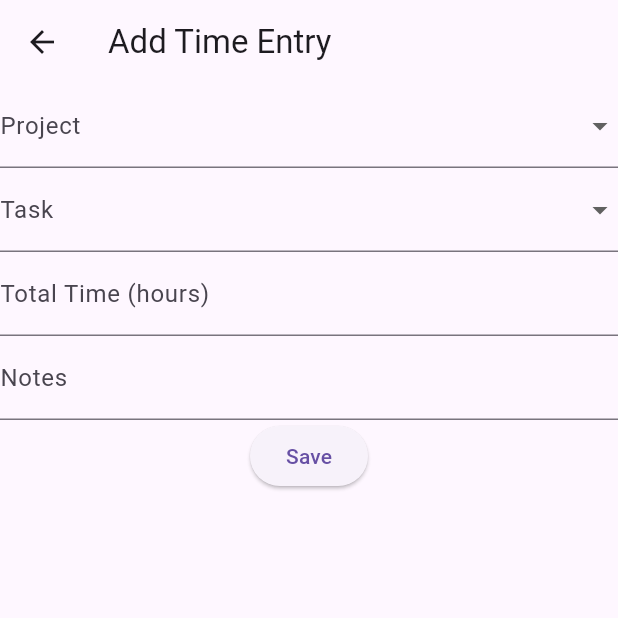
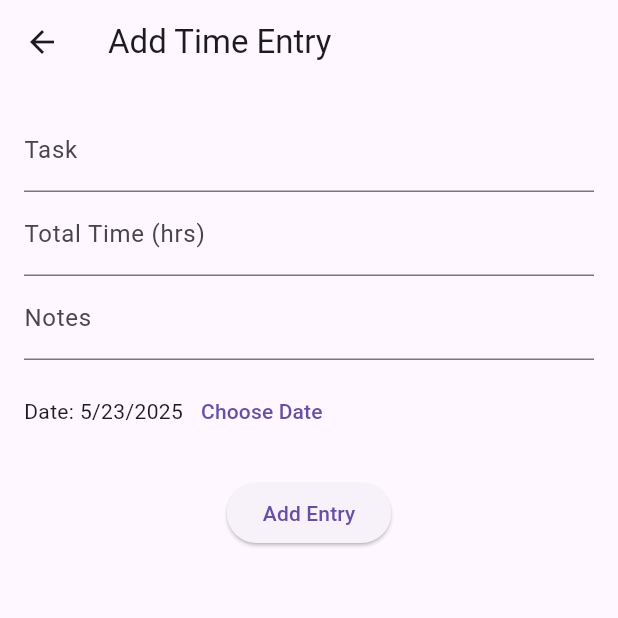
Before and after one commit to Acovid/time_tracker, a Flutter app: the AddTimeEntryScreen screen opened by its route, on a phone screen of 412 x 824 dp, the top half of it. Run offline on Flutter 3.47's test engine with Material 3 defaults, Android fonts, the phone set to English and light mode, and no system bars; our stand-ins replace localstorage.

```diff
--- a/lib/main.dart
+++ b/lib/main.dart
@@ -1,3 +1,4 @@
+import 'screens/home_screen.dart';
 import 'package:flutter/material.dart';
 import 'package:localstorage/localstorage.dart';
 import 'package:provider/provider.dart';
@@ -23,7 +24,7 @@ class MyApp extends StatelessWidget {
   Widget build(BuildContext context) {
     return MultiProvider(
       providers: [
-        ChangeNotifierProvider(create: (_) => TimeEntryProvider(localStorage)),
+        ChangeNotifierProvider(create: (_) => TimeEntryProvider()),
       ],
       child: MaterialApp(
         title: 'Time Tracker',
--- a/lib/models/time_entry.dart
+++ b/lib/models/time_entry.dart
@@ -1,15 +1,15 @@
 class TimeEntry {
   final String id;
-  final String projectId;
-  final String taskId;
+  final String project;
+  final String task;
   final double totalTime;
   final DateTime date;
   final String notes;
 
   TimeEntry({
     required this.id,
-    required this.projectId,
-    required this.taskId,
+    required this.project,
+    required this.task,
     required this.totalTime,
     required this.date,
     required this.notes,
--- a/lib/providers/project_task_provider.dart
+++ b/lib/providers/project_task_provider.dart
@@ -1,3 +1,6 @@
+import 'package:flutter/foundation.dart';
+import '../models/time_entry.dart';
+
 class TimeEntryProvider with ChangeNotifier {
   List<TimeEntry> _entries = [];
 
--- a/lib/screens/add_time_entry_screen.dart
+++ b/lib/screens/add_time_entry_screen.dart
@@ -1,7 +1,8 @@
 import 'package:flutter/material.dart';
 import 'package:provider/provider.dart';
-import 'models/time_entry.dart';
-import 'providers/project_task_provider.dart';
+import 'package:intl/intl.dart';
+import '../models/time_entry.dart';
+import '../providers/project_task_provider.dart';
 
 class AddTimeEntryScreen extends StatefulWidget {
   @override
@@ -10,97 +11,85 @@ class AddTimeEntryScreen extends StatefulWidget {
 
 class _AddTimeEntryScreenState extends State<AddTimeEntryScreen> {
   final _formKey = GlobalKey<FormState>();
-  String projectId = '';
-  String taskId = '';
-  double totalTime = 0.0;
-  DateTime date = DateTime.now();
-  String notes = '';
+  final _taskController = TextEditingController();
+  final _notesController = TextEditingController();
+  final _totalTimeController = TextEditingController();
+  DateTime _selectedDate = DateTime.now();
+  String _selectedProject = 'Project A'; // Replace with dynamic projects later
+
+  void _submitEntry() {
+    if (_formKey.currentState!.validate()) {
+      final id = DateTime.now().millisecondsSinceEpoch.toString();
+      final entry = TimeEntry(
+        id: id,
+        project: _selectedProject, // ✅ FIXED
+        task: _taskController.text,
+        totalTime: double.parse(_totalTimeController.text),
+        date: _selectedDate,
+        notes: _notesController.text,
+      );
+
+      Provider.of<TimeEntryProvider>(context, listen: false).addTimeEntry(entry);
+      Navigator.of(context).pop();
+    }
+  }
+
+  Future<void> _pickDate() async {
+    final DateTime? picked = await showDatePicker(
+      context: context,
+      initialDate: _selectedDate,
+      firstDate: DateTime(2020),
+      lastDate: DateTime(2100),
+    );
+    if (picked != null && picked != _selectedDate) {
+      setState(() {
+        _selectedDate = picked;
+      });
+    }
+  }
 
   @override
   Widget build(BuildContext context) {
     return Scaffold(
-      appBar: AppBar(
-        title: Text('Add Time Entry'),
-      ),
-      body: Form(
+      appBar: AppBar(title: Text("Add Time Entry")),
+      body: Padding(
+        padding: const EdgeInsets.all(16.0),
+        child: Form(
           key: _formKey,
           child: Column(
-            children: <Widget>[
-            DropdownButtonFormField<String>(
-                value: projectId,
-                onChanged: (String? newValue) {
-                setState(() {
-                    projectId = newValue!;
-                });
-                },
-                decoration: InputDecoration(labelText: 'Project'),
-                items: <String>['Project 1', 'Project 2', 'Project 3'] // Dummy project names
-                    .map<DropdownMenuItem<String>>((String value) {
-                return DropdownMenuItem<String>(
-                    value: value,
-                    child: Text(value),
-                );
-                }).toList(),
-            ),
-            DropdownButtonFormField<String>(
-                value: taskId,
-                onChanged: (String? newValue) {
-                setState(() {
-                    taskId = newValue!;
-                });
-                },
+            children: [
+              TextFormField(
+                controller: _taskController,
                 decoration: InputDecoration(labelText: 'Task'),
-                items: <String>['Task 1', 'Task 2', 'Task 3'] // Dummy task names
-                    .map<DropdownMenuItem<String>>((String value) {
-                return DropdownMenuItem<String>(
-                    value: value,
-                    child: Text(value),
-                );
-                }).toList(),
+                validator: (value) => value!.isEmpty ? 'Enter a task' : null,
               ),
               TextFormField(
-                decoration: InputDecoration(labelText: 'Total Time (hours)'),
-                keyboardType: TextInputType.numberWithOptions(decimal: true),
-                validator: (value) {
-                if (value == null || value.isEmpty) {
-                    return 'Please enter total time';
-                }
-                if (double.tryParse(value) == null) {
-                    return 'Please enter a valid number';
-                }
-                return null;
-                },
-                onSaved: (value) => totalTime = double.parse(value!),
+                controller: _totalTimeController,
+                decoration: InputDecoration(labelText: 'Total Time (hrs)'),
+                keyboardType: TextInputType.number,
+                validator: (value) => value!.isEmpty ? 'Enter time' : null,
               ),
               TextFormField(
+                controller: _notesController,
                 decoration: InputDecoration(labelText: 'Notes'),
-                validator: (value) {
-                if (value == null || value.isEmpty) {
-                    return 'Please enter some notes';
-                }
-                return null;
-                },
-                onSaved: (value) => notes = value!,
               ),
+              SizedBox(height: 10),
+              Row(
+                children: [
+                  Text('Date: ${DateFormat.yMd().format(_selectedDate)}'),
+                  TextButton(
+                    onPressed: _pickDate,
+                    child: Text('Choose Date'),
+                  ),
+                ],
+              ),
+              SizedBox(height: 20),
               ElevatedButton(
-                onPressed: () {
-                if (_formKey.currentState!.validate()) {
-                    _formKey.currentState!.save();
-                    Provider.of<TimeEntryProvider>(context, listen: false)
-                        .addTimeEntry(TimeEntry(
-                        id: DateTime.now().toString(), // Simple ID generation
-                        projectId: projectId,
-                        taskId: taskId,
-                        totalTime: totalTime,
-                        date: date,
-                        notes: notes,
-                        ));
-                    Navigator.pop(context);
-                }
-                },
-                child: Text('Save'),
-            )
+                onPressed: _submitEntry,
+                child: Text('Add Entry'),
+              ),
             ],
+          ),
         ),
       ),
     );
```
Also changed, not shown: lib/screens/home_screen.dart (+35 -17 lines), lib/screens/project_task_management_screen.dart (+6 -15 lines). Lines whose indentation alone changed are shown as unchanged.
